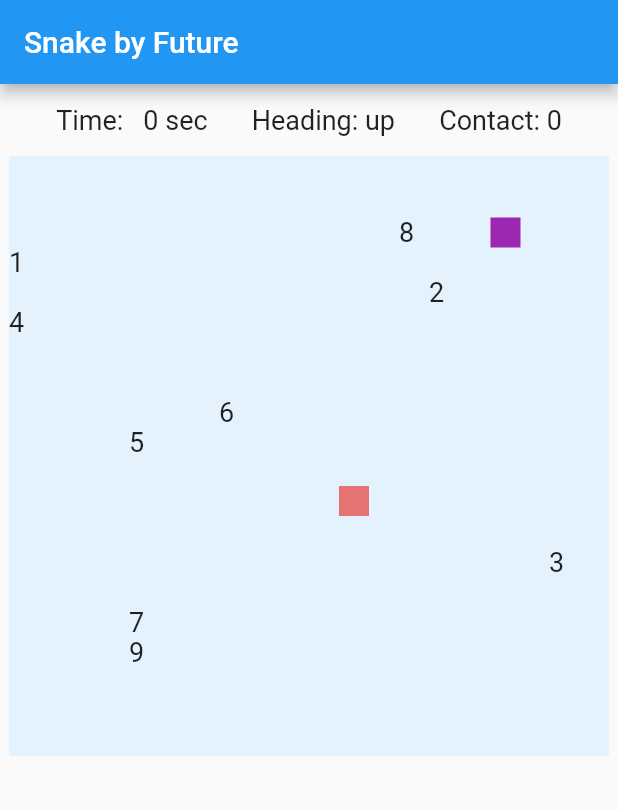
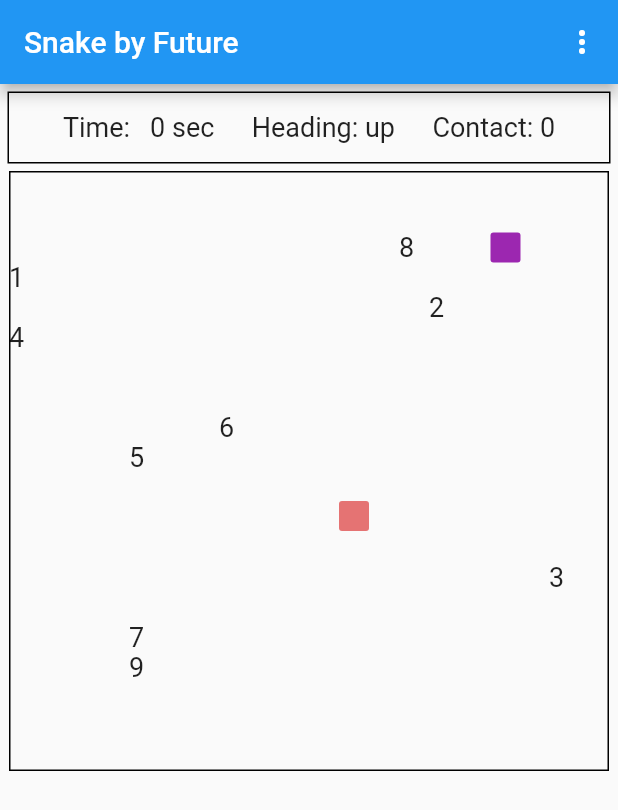
Before and after one commit to I-am-Future/Snake_on_android, a Flutter app: the screen it shows after launch, after a tap on "Tap to play!", on a phone screen of 412 x 824 dp. Shown: the top 810 px of the screen. Run offline on Flutter 3.47's test engine with Material 2 defaults, Android fonts, the phone set to English and light mode, and no system bars; our stand-ins replace sprintf; missing offline and left inert: tom_sensors.

Commit message:
add speed control; improved ui.

```diff
--- a/lib/main.dart
+++ b/lib/main.dart
@@ -42,9 +42,12 @@ class MyHomePage extends StatefulWidget {
 
 class _MyHomePageState extends State<MyHomePage> {
   late var numOfBlocks;
-  final monsterUpdateInterval = Duration(milliseconds: 800);
-  final snakeNormalInterval = Duration(milliseconds: 500);
-  final snakeEatingInterval = Duration(milliseconds: 750);
+  var monsterUpdateInterval = Duration(milliseconds: 700);
+  var snakeNormalInterval = Duration(milliseconds: 500);
+  var snakeEatingInterval = Duration(milliseconds: 750);
+  final slowModeInterval = [1500, 1300, 1550];
+  final mediumModeInterval = [700, 500, 750];
+  final fastModeInterval = [250, 200, 300];
   final int monsterSpeed = 1;
   late int monsterBlockX;
   late int monsterBlockY;
@@ -92,14 +95,14 @@ class _MyHomePageState extends State<MyHomePage> {
   void _toggle() {
     setState(() {
       if (_subscriptions == null) {
-        print('do subscribe');
+        //print('do subscribe');
         _subscriptions = [
           rotationEvents.listen((e) {
             setState(() => _rotationEvent = e);
           }),
         ];
       } else {
-        print('do unsubscribe');
+        //print('do unsubscribe');
         for (final sub in _subscriptions!) {
           sub.cancel();
         }
@@ -318,9 +321,9 @@ class _MyHomePageState extends State<MyHomePage> {
           this.snakeBodyBlockX.removeAt(0);
           this.snakeBodyBlockY.removeAt(0);
         }
-        print("snake length:");
-        print(this.snakeCurrentLength);
-        print(this.snakeMaxLength);
+        // print("snake length:");
+        // print(this.snakeCurrentLength);
+        // print(this.snakeMaxLength);
       }
       //
       // check if snake is eating
@@ -366,17 +369,6 @@ class _MyHomePageState extends State<MyHomePage> {
     // update sprites in the game board.
     List<Widget> spritesList = [];
 
-    // borderBox
-    spritesList.add(
-      Positioned(
-        child: Container(
-          width: boarderBoxWidth,
-          height: boarderBoxWidth,
-          color: Colors.blue[50],
-        ),
-      ),
-    );
-
     // monster
     spritesList.add(
       Positioned(
@@ -385,7 +377,10 @@ class _MyHomePageState extends State<MyHomePage> {
         child: Container(
           width: snakeSize.toDouble(),
           height: snakeSize.toDouble(),
-          color: Colors.purple[500],
+          decoration: BoxDecoration(
+            color: Colors.purple[500],
+            borderRadius: BorderRadius.all(Radius.circular(2)),
+          ),
         ),
       ),
     );
@@ -399,7 +394,10 @@ class _MyHomePageState extends State<MyHomePage> {
           child: Container(
             width: snakeSize.toDouble(),
             height: snakeSize.toDouble(),
-            color: Colors.blue[300],
+            decoration: BoxDecoration(
+              color: Colors.blue[200],
+              borderRadius: BorderRadius.all(Radius.circular(2)),
+            ),
           ),
         ),
       );
@@ -411,7 +409,10 @@ class _MyHomePageState extends State<MyHomePage> {
         child: Container(
           width: snakeSize.toDouble(),
           height: snakeSize.toDouble(),
-          color: Colors.red[300],
+          decoration: BoxDecoration(
+            color: Colors.red[300],
+            borderRadius: BorderRadius.all(Radius.circular(2)),
+          ),
         ),
       ),
     );
@@ -428,6 +429,20 @@ class _MyHomePageState extends State<MyHomePage> {
         );
       }
     }
+    // borderBox
+    spritesList.add(
+      Positioned(
+        child: Container(
+          width: boarderBoxWidth,
+          height: boarderBoxWidth,
+          margin: const EdgeInsets.all(0.0),
+          padding: const EdgeInsets.all(10.0),
+          decoration: BoxDecoration(border: Border.all(color: Colors.black)),
+          //color: Colors.blue[50],
+        ),
+      ),
+    );
+
     if (this.isFirstTime) {
       // game not on. display snake, monster, food, BUTTON on the screen.
       spritesList.add(
@@ -457,26 +472,27 @@ class _MyHomePageState extends State<MyHomePage> {
     if (this.result == 1) {
       //player wins
       spritesList.add(Positioned(
-        left: (snakeSize * snakeBlockX).toDouble(),
+        left: monsterBlockX > this.numOfBlocks / 2
+            ? (snakeSize * snakeBlockX).toDouble() - 100
+            : (snakeSize * snakeBlockX).toDouble(),
         top: (snakeSize * snakeBlockY).toDouble(),
         child: Text(
           "You win!",
           style: TextStyle(fontSize: 24.0, color: Colors.red[900]),
-          textAlign: monsterBlockX > this.numOfBlocks
-              ? TextAlign.right
-              : TextAlign.left,
         ),
       ));
     }
     if (this.result == 2) {
       //player loses
       spritesList.add(Positioned(
-        left: (snakeSize * snakeBlockX).toDouble(),
+        left: monsterBlockX > this.numOfBlocks / 2
+            ? (snakeSize * snakeBlockX).toDouble() - 100
+            : (snakeSize * snakeBlockX).toDouble(),
         top: (snakeSize * snakeBlockY).toDouble(),
         child: Text(
           "You Lose!",
-          style: TextStyle(fontSize: 24.0, color: Colors.green[600]),
-          textAlign: monsterBlockX > this.numOfBlocks
+          style: TextStyle(fontSize: 24.0, color: Colors.green[700]),
+          textAlign: monsterBlockX > this.numOfBlocks / 2
               ? TextAlign.right
               : TextAlign.left,
         ),
@@ -509,12 +525,51 @@ class _MyHomePageState extends State<MyHomePage> {
       appBar: AppBar(
         // at the top of the app
         title: Text(widget.title),
+        actions: [
+          PopupMenuButton(
+            itemBuilder: (BuildContext context) {
+              return [
+                PopupMenuItem(child: Text("slow"), value: "slow"),
+                PopupMenuItem(child: Text("medium"), value: "medium"),
+                PopupMenuItem(child: Text("fast"), value: "fast"),
+              ];
+            },
+            onSelected: (Object object) {
+              if (object == 'slow') {
+                this.monsterUpdateInterval =
+                    Duration(milliseconds: this.slowModeInterval[0]);
+                this.snakeNormalInterval =
+                    Duration(milliseconds: this.slowModeInterval[1]);
+                this.snakeEatingInterval =
+                    Duration(milliseconds: this.slowModeInterval[2]);
+              } else if (object == 'medium') {
+                this.monsterUpdateInterval =
+                    Duration(milliseconds: this.mediumModeInterval[0]);
+                this.snakeNormalInterval =
+                    Duration(milliseconds: this.mediumModeInterval[1]);
+                this.snakeEatingInterval =
+                    Duration(milliseconds: this.mediumModeInterval[2]);
+              } else if (object == 'fast') {
+                this.monsterUpdateInterval =
+                    Duration(milliseconds: this.fastModeInterval[0]);
+                this.snakeNormalInterval =
+                    Duration(milliseconds: this.fastModeInterval[1]);
+                this.snakeEatingInterval =
+                    Duration(milliseconds: this.fastModeInterval[2]);
+              }
+            },
+          )
+        ],
       ),
       body: Column(
         children: [
           Container(
             alignment: Alignment.center,
+            margin: const EdgeInsets.all(5.0),
+            padding: const EdgeInsets.all(3.0),
+            decoration: BoxDecoration(border: Border.all(color: Colors.black)),
             height: 48,
+            //width: ,
             child: Row(
               mainAxisSize: MainAxisSize.max,
               mainAxisAlignment: MainAxisAlignment.spaceBetween,
```
Also changed, not shown: icon1.jpg (added).
